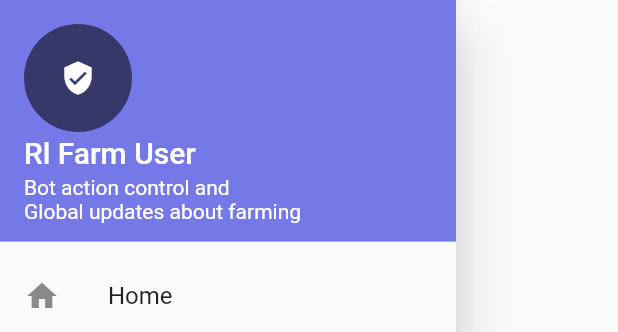
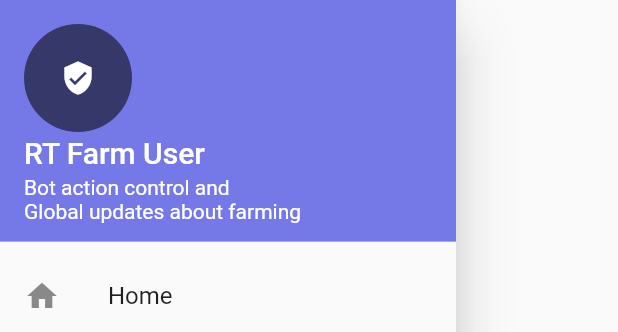
Before and after one commit to Bikash-prog/rl-farm-under-UC, a Flutter app: the DrawerNavigation widget shown alone on an empty page, opened directly, on a phone screen of 412 x 824 dp. Shown: the top 332 px of the screen. Run offline on Flutter 3.47's test engine with Material 2 defaults, Android fonts, the phone set to English and light mode, and no system bars; our stand-ins replace awesome_dialog, firebase_core, firebase_database, flutter_spinkit, font_awesome_flutter, geolocator; missing offline and left inert: folding_cell; accounts and stored records are empty; network calls fail.

Commit message:
updated before evaluation 3

```diff
--- a/lib/drawer_navigation.dart
+++ b/lib/drawer_navigation.dart
@@ -16,10 +16,9 @@ class _DrawerNavigationState extends State<DrawerNavigation> {
         child: ListView(
           children: [
             UserAccountsDrawerHeader(
-              accountName: Text('Rl Farm User',
-                style: TextStyle(
-                  fontSize: 20
-                ),
+              accountName: Text(
+                'RT Farm User',
+                style: TextStyle(fontSize: 20),
               ),
               accountEmail:  Text('Bot action control and\nGlobal updates about farming'),
               currentAccountPicture: GestureDetector(
```
Also changed, not shown: lib/drawer_element_screens/nodemcu_controller_screen.dart (+22 -20 lines), lib/home_page.dart (+3 -4 lines), 1 other file.
